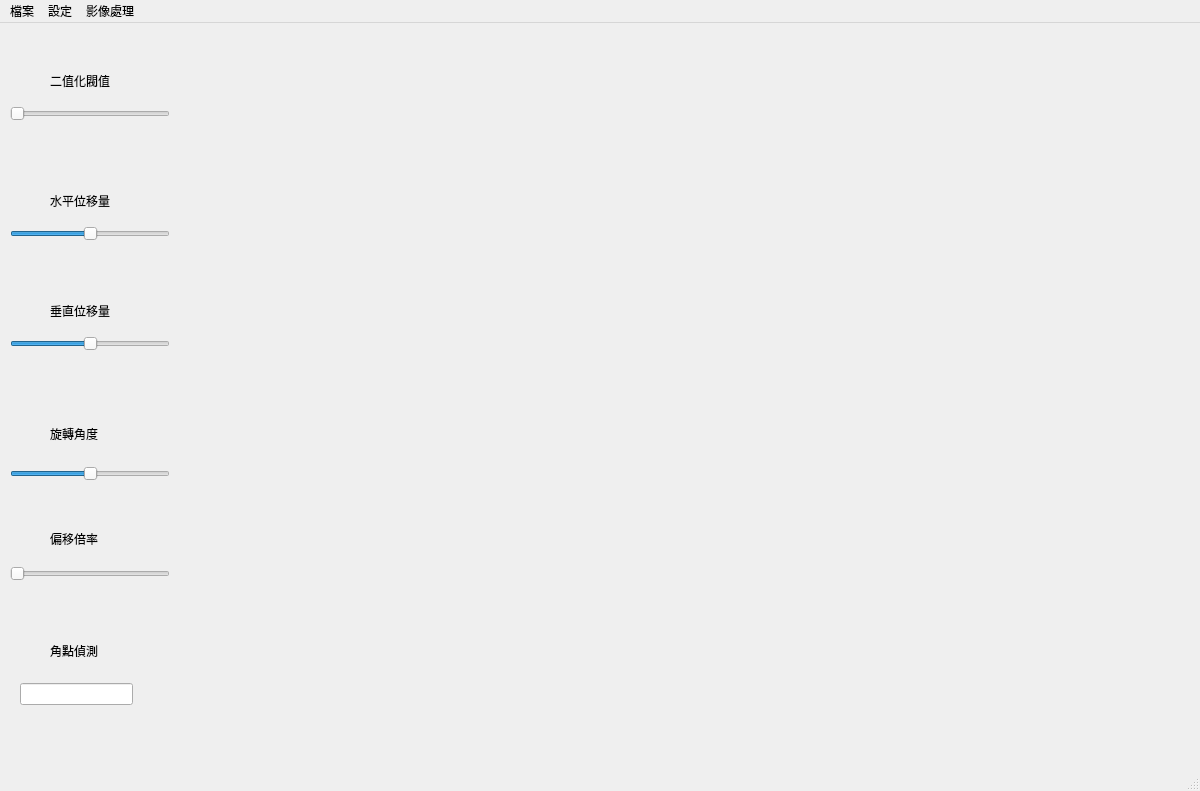
Andy-0105/image_processing, file 三下/數位影像/ui2.ui: the form before one commit.
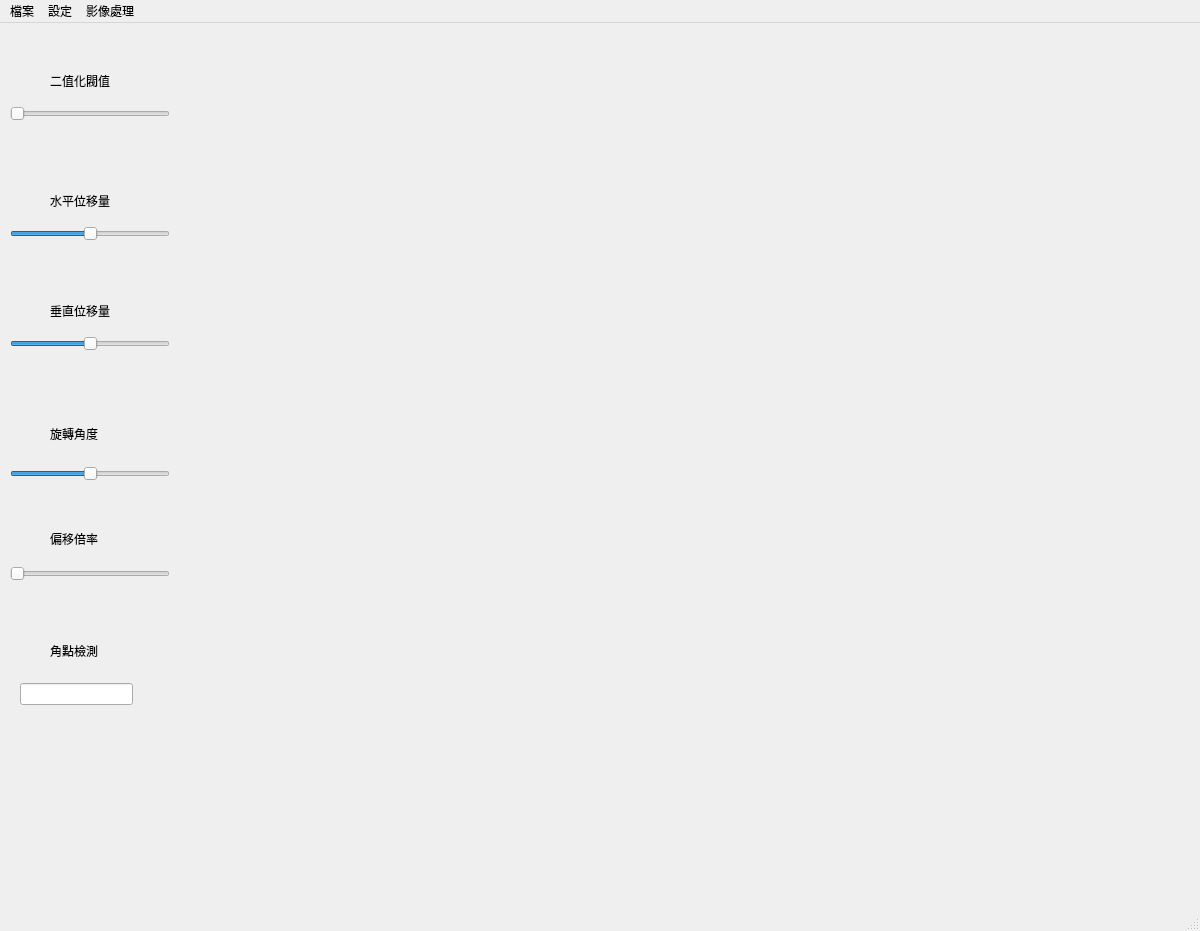
The form after the commit.

```diff
--- a/三下/數位影像/ui2.ui
+++ b/三下/數位影像/ui2.ui
@@ -7,7 +7,7 @@
     <x>0</x>
     <y>0</y>
     <width>1200</width>
-    <height>791</height>
+    <height>931</height>
    </rect>
   </property>
   <property name="windowTitle">
@@ -272,7 +272,7 @@
      </rect>
     </property>
     <property name="text">
-     <string>角點偵測</string>
+     <string>角點檢測</string>
     </property>
    </widget>
    <widget class="QLineEdit" name="cornerharris_lineEdit">
```
Left out of the diff: 6 changed lines with no effect on the pictures.
